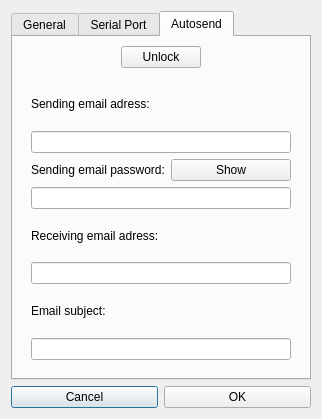
First picture: the form in generalsettingdialog.ui, repository mishkoLitvin/L_Aries-progect, before the edit.
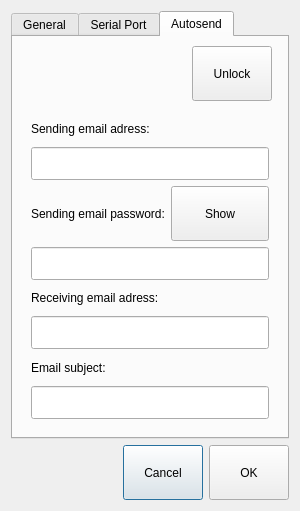
Second picture: the form after the edit. The open tabs and pages were chosen to show the change.

What changed in the file:
```diff
--- a/generalsettingdialog.ui
+++ b/generalsettingdialog.ui
@@ -6,8 +6,8 @@
    <rect>
     <x>0</x>
     <y>0</y>
-    <width>322</width>
-    <height>419</height>
+    <width>300</width>
+    <height>511</height>
    </rect>
   </property>
   <property name="windowTitle">
@@ -16,8 +16,27 @@
   <layout class="QGridLayout" name="gridLayout_4">
    <item row="1" column="0">
     <layout class="QHBoxLayout" name="horizontalLayout">
+     <item>
+      <spacer name="horizontalSpacer_3">
+       <property name="orientation">
+        <enum>Qt::Horizontal</enum>
+       </property>
+       <property name="sizeHint" stdset="0">
+        <size>
+         <width>40</width>
+         <height>20</height>
+        </size>
+       </property>
+      </spacer>
+     </item>
      <item>
       <widget class="QPushButton" name="pButtonReject">
+       <property name="minimumSize">
+        <size>
+         <width>55</width>
+         <height>55</height>
+        </size>
+       </property>
        <property name="text">
         <string>Cancel</string>
        </property>
@@ -25,6 +44,12 @@
      </item>
      <item>
       <widget class="QPushButton" name="pButtonAccept">
+       <property name="minimumSize">
+        <size>
+         <width>55</width>
+         <height>55</height>
+        </size>
+       </property>
        <property name="text">
         <string>OK</string>
        </property>
@@ -179,6 +204,12 @@
        </item>
        <item row="0" column="1">
         <widget class="QPushButton" name="pButtonLockUnlockEmail">
+         <property name="minimumSize">
+          <size>
+           <width>55</width>
+           <height>55</height>
+          </size>
+         </property>
          <property name="text">
           <string>Unlock</string>
          </property>
@@ -187,24 +218,11 @@
          </property>
         </widget>
        </item>
-       <item row="0" column="2">
-        <spacer name="horizontalSpacer">
-         <property name="orientation">
-          <enum>Qt::Horizontal</enum>
-         </property>
-         <property name="sizeHint" stdset="0">
-          <size>
-           <width>85</width>
-           <height>20</height>
-          </size>
-         </property>
-        </spacer>
-       </item>
        <item row="1" column="0" colspan="3">
         <widget class="QWidget" name="emailSettingWidget" native="true">
          <layout class="QGridLayout" name="gridLayout_2">
           <item row="2" column="0">
-           <layout class="QVBoxLayout" name="verticalLayout_2">
+           <layout class="QVBoxLayout" name="verticalLayout_2" stretch="1,10">
             <item>
              <widget class="QLabel" name="receivingEmailLabel">
               <property name="text">
@@ -213,12 +231,18 @@
              </widget>
             </item>
             <item>
-             <widget class="QLineEdit" name="editReceiver"/>
+             <widget class="QLineEdit" name="editReceiver">
+              <property name="font">
+               <font>
+                <pointsize>16</pointsize>
+               </font>
+              </property>
+             </widget>
             </item>
            </layout>
           </item>
           <item row="1" column="0">
-           <layout class="QGridLayout" name="gridLayout">
+           <layout class="QGridLayout" name="gridLayout" columnstretch="1,10">
             <item row="0" column="0">
              <widget class="QLabel" name="sendingPasswordLabel">
               <property name="text">
@@ -228,6 +252,12 @@
             </item>
             <item row="0" column="1">
              <widget class="QPushButton" name="pButtonShowPassword">
+              <property name="minimumSize">
+               <size>
+                <width>55</width>
+                <height>55</height>
+               </size>
+              </property>
               <property name="text">
                <string>Show</string>
               </property>
@@ -238,6 +268,11 @@
             </item>
             <item row="1" column="0" colspan="2">
              <widget class="QLineEdit" name="editPassword">
+              <property name="font">
+               <font>
+                <pointsize>16</pointsize>
+               </font>
+              </property>
               <property name="echoMode">
                <enum>QLineEdit::Password</enum>
               </property>
@@ -249,7 +284,7 @@
            </layout>
           </item>
           <item row="3" column="0">
-           <layout class="QVBoxLayout" name="verticalLayout_3">
+           <layout class="QVBoxLayout" name="verticalLayout_3" stretch="1,10">
             <item>
              <widget class="QLabel" name="subjectLabel">
               <property name="text">
@@ -258,12 +293,18 @@
              </widget>
             </item>
             <item>
-             <widget class="QLineEdit" name="editSubject"/>
+             <widget class="QLineEdit" name="editSubject">
+              <property name="font">
+               <font>
+                <pointsize>16</pointsize>
+               </font>
+              </property>
+             </widget>
             </item>
            </layout>
           </item>
           <item row="0" column="0">
-           <layout class="QVBoxLayout" name="verticalLayout">
+           <layout class="QVBoxLayout" name="verticalLayout" stretch="1,10">
             <item>
              <widget class="QLabel" name="sendingEmailLabel">
               <property name="text">
@@ -272,7 +313,13 @@
              </widget>
             </item>
             <item>
-             <widget class="QLineEdit" name="editSender"/>
+             <widget class="QLineEdit" name="editSender">
+              <property name="font">
+               <font>
+                <pointsize>16</pointsize>
+               </font>
+              </property>
+             </widget>
             </item>
            </layout>
           </item>
```
Left out of the diff: 10 changed lines with no effect on the pictures.
